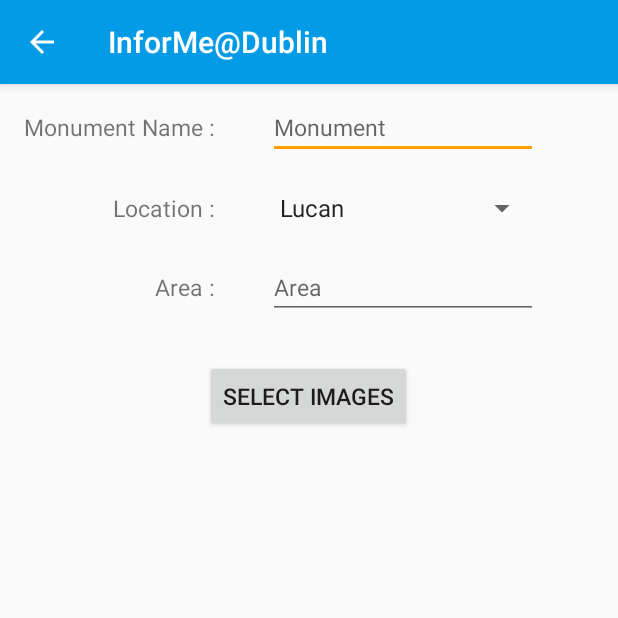
After one commit to AdamOConnor/InforMe-Dublin, an Android app: the AddInformation screen opened directly, with no data from a screen before it, on a phone screen of 412 x 824 dp, the top half of it. The commit adds this screen. Run offline under Robolectric (Android 15) with nearby library versions, the phone set to English and light mode, and no system bars.

Commit message:
starting to implement, send new historic monuments

```diff
--- a/InforMe@Dublin/app/build.gradle
+++ b/InforMe@Dublin/app/build.gradle
@@ -41,7 +41,9 @@ dependencies {
     compile 'com.android.support:cardview-v7:23.4.0'
     compile 'com.google.firebase:firebase-storage:10.0.1'
     compile 'com.android.support:support-v4:23.4.0'
+    compile 'com.android.support.constraint:constraint-layout:1.0.0-alpha8'
 }
 
 
+
 apply plugin: 'com.google.gms.google-services'
--- a/InforMe@Dublin/app/src/main/AndroidManifest.xml
+++ b/InforMe@Dublin/app/src/main/AndroidManifest.xml
@@ -48,7 +48,7 @@
             android:windowSoftInputMode="stateAlwaysHidden" />
         <activity
             android:name=".Information"
-            android:label="Local information"></activity>
+            android:label="Local information" />
         <!--
      ATTENTION: This was auto-generated to add Google Play services to your project for
      App Indexing.  See https://g.co/AppIndexing/AndroidStudio for more information.
@@ -66,7 +66,7 @@
                 android:name="android.support.PARENT_ACTIVITY"
                 android:value=".EmailPasswordAuthentication" />
         </activity>
-
+        <activity android:name=".AddInformation"></activity>
     </application>
 
 </manifest>
--- /dev/null
+++ b/InforMe@Dublin/app/src/main/java/com/example/adamoconnor/test02maps/AddInformation.java
@@ -0,0 +1,146 @@
+package com.example.adamoconnor.test02maps;
+
+import android.content.ClipData;
+import android.content.Context;
+import android.content.Intent;
+import android.database.Cursor;
+import android.net.Uri;
+import android.nfc.Tag;
+import android.provider.MediaStore;
+import android.support.v7.app.ActionBar;
+import android.support.v7.app.AppCompatActivity;
+import android.os.Bundle;
+import android.util.Log;
+import android.view.View;
+import android.widget.Button;
+import android.widget.Toast;
+
+import java.io.File;
+import java.util.ArrayList;
+import java.util.List;
+
+public class AddInformation extends AppCompatActivity {
+
+    private static final String TAG = "Add Information";
+    int PICK_IMAGE_MULTIPLE = 1;
+    String imageEncoded;
+    List<String> imagesEncodedList;
+
+    @Override
+    protected void onCreate(Bundle savedInstanceState) {
+
+        super.onCreate(savedInstanceState);
+        setContentView(R.layout.activity_newmonument);
+        setupActionBar();
+
+        Button gallery = (Button)findViewById(R.id.galleryButton);
+
+        gallery.setOnClickListener(new View.OnClickListener() {
+            @Override
+            public void onClick(View v) {
+
+                Intent intent = new Intent();
+                // Show only images, no videos or anything else
+                intent.setType("image/*");
+                intent.putExtra(Intent.EXTRA_ALLOW_MULTIPLE, true);
+                intent.setAction(Intent.ACTION_GET_CONTENT);
+                // Always show the chooser (if there are multiple options available)
+                startActivityForResult(Intent.createChooser(intent, "Select Picture"), PICK_IMAGE_MULTIPLE);
+
+            }
+        });
+    }
+
+    @Override
+    protected void onActivityResult(int requestCode, int resultCode, Intent data) {
+        try {
+            // When an Image is picked
+            if (requestCode == PICK_IMAGE_MULTIPLE && resultCode == RESULT_OK
+                    && null != data) {
+                // Get the Image from data
+
+                String[] filePathColumn = { MediaStore.Images.Media.DATA };
+                imagesEncodedList = new ArrayList<String>();
+                if(data.getData()!=null){
+
+                    Uri mImageUri=data.getData();
+
+                    // Get the cursor
+                    Cursor cursor = getContentResolver().query(mImageUri,
+                            filePathColumn, null, null, null);
+                    // Move to first row
+                    cursor.moveToFirst();
+
+                    int columnIndex = cursor.getColumnIndex(filePathColumn[0]);
+                    imageEncoded  = cursor.getString(columnIndex);
+                    cursor.close();
+
+                }else {
+                    if (data.getClipData() != null) {
+                        ClipData mClipData = data.getClipData();
+                        ArrayList<Uri> mArrayUri = new ArrayList<Uri>();
+                        for (int i = 0; i < mClipData.getItemCount(); i++) {
+
+                            ClipData.Item item = mClipData.getItemAt(i);
+                            Uri uri = item.getUri();
+                            mArrayUri.add(uri);
+                            // Get the cursor
+                            Cursor cursor = getContentResolver().query(uri, filePathColumn, null, null, null);
+                            // Move to first row
+                            cursor.moveToFirst();
+
+                            int columnIndex = cursor.getColumnIndex(filePathColumn[0]);
+                            imageEncoded  = cursor.getString(columnIndex);
+                            imagesEncodedList.add(imageEncoded);
+                            cursor.close();
+                            Log.d("LOG_TAG", "!!!!!!!!!!!!!!!!!!!!!!!!!!!!!!!!!!!!!!!!!!1" + mArrayUri.get(i));
+                        }
+
+                    }
+                }
+            } else {
+                Toast.makeText(this, "You haven't picked Image",
+                        Toast.LENGTH_LONG).show();
+            }
+        } catch (Exception e) {
+            Toast.makeText(this, "Something went wrong", Toast.LENGTH_LONG)
+                    .show();
+        }
+
+        super.onActivityResult(requestCode, resultCode, data);
+    }
+
+    private void setupActionBar() {
+        ActionBar actionBar = getSupportActionBar();
+        if (actionBar != null) {
+            // Show the Up button in the action bar.
+            actionBar.setDisplayHomeAsUpEnabled(true);
+
+        }
+    }
+
+    public static void email(Context context, String emailTo, String emailCC,
+                             String subject, String emailText, List<String> filePaths)
+    {
+        //need to "send multiple" to get more than one attachment
+        final Intent emailIntent = new Intent(Intent.ACTION_SEND_MULTIPLE);
+        emailIntent.setType("text/xml");
+        emailIntent.putExtra(android.content.Intent.EXTRA_EMAIL,
+                new String[]{emailTo});
+        emailIntent.putExtra(android.content.Intent.EXTRA_CC,
+                new String[]{emailCC});
+        emailIntent.putExtra(Intent.EXTRA_SUBJECT, subject);
+        emailIntent.putExtra(Intent.EXTRA_TEXT, emailText);
+        //has to be an ArrayList
+        ArrayList<Uri> uris = new ArrayList<Uri>();
+        //convert from paths to Android friendly Parcelable Uri's
+        for (String file : filePaths)
+        {
+            File fileIn = new File(file);
+            Uri u = Uri.fromFile(fileIn);
+            uris.add(u);
+        }
+        emailIntent.putParcelableArrayListExtra(Intent.EXTRA_STREAM, uris);
+        context.startActivity(Intent.createChooser(emailIntent, "Send mail..."));
+    }
+}
--- a/InforMe@Dublin/app/src/main/java/com/example/adamoconnor/test02maps/SettingsActivity.java
+++ b/InforMe@Dublin/app/src/main/java/com/example/adamoconnor/test02maps/SettingsActivity.java
@@ -137,7 +137,6 @@ public class SettingsActivity extends AppCompatPreferenceActivity {
 
     @Override
     public boolean onOptionsItemSelected(MenuItem item) {
-        Log.d(TAG,"1111111111111111111111"+item);
         int id = item.getItemId();
         if (id == android.R.id.home) {
             NavUtils.navigateUpFromSameTask(this);
--- /dev/null
+++ b/InforMe@Dublin/app/src/main/res/layout/activity_newmonument.xml
@@ -0,0 +1,91 @@
+<?xml version="1.0" encoding="utf-8"?>
+<RelativeLayout xmlns:android="http://schemas.android.com/apk/res/android"
+    xmlns:tools="http://schemas.android.com/tools"
+    android:layout_width="match_parent" android:layout_height="match_parent">
+
+    <TextView
+        android:id="@+id/textView"
+        android:layout_width="wrap_content"
+        android:layout_height="wrap_content"
+        android:layout_marginStart="16dp"
+        android:layout_marginTop="18dp"
+        android:text="@string/monument_namesendinfo"
+        android:textSize="15sp"
+        android:layout_alignParentTop="true"
+        android:layout_alignParentStart="true" />
+
+    <EditText
+        android:id="@+id/monumentName"
+        style="@android:style/Widget.DeviceDefault.EditText"
+        android:layout_width="wrap_content"
+        android:layout_height="wrap_content"
+        android:ems="10"
+        android:hint="Monument"
+        android:inputType="textPersonName|textFilter"
+        android:textSize="15sp"
+        tools:ignore="HardcodedText,LabelFor,RelativeOverlap"
+        android:layout_marginStart="35dp"
+        android:layout_alignBaseline="@+id/textView"
+        android:layout_alignBottom="@+id/textView"
+        android:layout_toEndOf="@+id/textView" />
+
+    <TextView
+        android:id="@+id/Location"
+        android:layout_width="wrap_content"
+        android:layout_height="wrap_content"
+        android:layout_alignEnd="@+id/textView"
+        android:layout_below="@+id/monumentName"
+        android:layout_marginTop="22dp"
+        android:text="@string/locationsendinfo"
+        android:textSize="15sp" />
+
+    <Spinner
+        android:id="@+id/locationSpinner"
+        android:layout_width="match_parent"
+        android:layout_height="wrap_content"
+        android:dropDownWidth="wrap_content"
+        android:visibility="visible"
+        android:entries="@array/items"
+        android:layout_alignBaseline="@+id/Location"
+        android:layout_alignBottom="@+id/Location"
+        android:layout_alignStart="@+id/monumentName"
+        android:layout_alignEnd="@+id/monumentName" />
+
+    <TextView
+        android:id="@+id/textView4"
+        android:layout_width="wrap_content"
+        android:layout_height="wrap_content"
+        android:layout_alignEnd="@+id/Location"
+        android:layout_below="@+id/Location"
+        android:layout_marginTop="31dp"
+        android:text="@string/areasendinfo"
+        android:textSize="15sp" />
+
+    <EditText
+        android:id="@+id/editText3"
+        android:layout_width="wrap_content"
+        android:layout_height="wrap_content"
+        android:ems="10"
+        android:hint="Area "
+        android:inputType="textPersonName"
+        android:textSize="15sp"
+        android:layout_alignBaseline="@+id/textView4"
+        android:layout_alignBottom="@+id/textView4"
+        android:layout_alignStart="@+id/locationSpinner"
+        tools:ignore="HardcodedText" />
+
+    <Button
+        android:id="@+id/galleryButton"
+        android:layout_width="wrap_content"
+        android:layout_height="wrap_content"
+        android:layout_below="@+id/editText3"
+        android:layout_centerHorizontal="true"
+        android:layout_marginTop="27dp"
+        android:elevation="0dp"
+        android:text="Select Images"
+        android:textAlignment="center"
+        android:textSize="15sp"
+        android:visibility="visible" />
+
+
+</RelativeLayout>
--- a/InforMe@Dublin/app/src/main/res/menu/settings.xml
+++ b/InforMe@Dublin/app/src/main/res/menu/settings.xml
@@ -4,5 +4,8 @@
     <item
         android:id="@+id/action_settings"
         android:title="Settings"/>
+    <item
+        android:id="@+id/action_addInformation"
+        android:title="Submit History Location"/>
 
 </menu>
--- a/InforMe@Dublin/app/src/main/res/values-land/strings.xml
+++ b/InforMe@Dublin/app/src/main/res/values-land/strings.xml
@@ -1,4 +1,11 @@
 <?xml version="1.0" encoding="utf-8"?>
 <resources>
     <string name="network_not_enabled">No Internet Connection</string>
+    <string name="location">Location</string>
+    <string name="monument">Monument</string>
+    <string name="monument_name">Monument Name</string>
+    <string name="area">Area :</string>
+    <string name="areasendinfo">Area :</string>
+    <string name="locationsendinfo">Location :</string>
+    <string name="monument_namesendinfo">Monument Name :</string>
 </resources>
--- a/InforMe@Dublin/app/src/main/res/values-v21/strings.xml
+++ b/InforMe@Dublin/app/src/main/res/values-v21/strings.xml
@@ -1,4 +1,11 @@
 <?xml version="1.0" encoding="utf-8"?>
 <resources>
     <string name="network_not_enabled">No Internet Connection</string>
+    <string name="location">Location</string>
+    <string name="monument">Monument</string>
+    <string name="monument_name">Monument Name</string>
+    <string name="area">Area :</string>
+    <string name="areasendinfo">Area :</string>
+    <string name="locationsendinfo">Location :</string>
+    <string name="monument_namesendinfo">Monument Name :</string>
 </resources>
--- a/InforMe@Dublin/app/src/main/res/values-w820dp/strings.xml
+++ b/InforMe@Dublin/app/src/main/res/values-w820dp/strings.xml
@@ -1,4 +1,11 @@
 <?xml version="1.0" encoding="utf-8"?>
 <resources>
     <string name="network_not_enabled">No Internet Connection</string>
+    <string name="location">Location</string>
+    <string name="monument">Monument</string>
+    <string name="monument_name">Monument Name</string>
+    <string name="area">Area :</string>
+    <string name="areasendinfo">Area :</string>
+    <string name="locationsendinfo">Location :</string>
+    <string name="monument_namesendinfo">Monument Name :</string>
 </resources>
--- a/InforMe@Dublin/app/src/main/res/values/array.xml
+++ b/InforMe@Dublin/app/src/main/res/values/array.xml
@@ -1,14 +1,11 @@
 <?xml version="1.0" encoding="utf-8"?>
 <resources>
-    <string-array name="listArray">
-        <item>Headings</item>
-        <item>Headings and Details</item>
-        <item>All Data</item>
-    </string-array>
-
-    <string-array name="listValues">
-        <item>1</item>
-        <item>2</item>
-        <item>3</item>
+    <string-array name="items">
+        <item>Lucan</item>
+        <item>Blanchardstown</item>
+        <item>Palmerston</item>
+        <item>Ballyfermot</item>
+        <item>Tallaght</item>
+        <item>Clondalkin</item>
     </string-array>
 </resources>
--- a/InforMe@Dublin/app/src/main/res/values/dimens.xml
+++ b/InforMe@Dublin/app/src/main/res/values/dimens.xml
@@ -7,4 +7,5 @@
     <dimen name="icon_bottom_margin">24dp</dimen>
     <dimen name="title_bottom_margin">16dp</dimen>
     <dimen name="field_width_standard">160dp</dimen>
+    <dimen name="fab_margin">16dp</dimen>
 </resources>
--- a/InforMe@Dublin/app/src/main/res/values/styles.xml
+++ b/InforMe@Dublin/app/src/main/res/values/styles.xml
@@ -21,7 +21,7 @@
     </style>
 
     <!-- Light EditTexts -->
-    <style name="ThemeOverlay.MyLightEditText" parent="ThemeOverlay.AppCompat.Dark"/>
+    <style name="ThemeOverlay.MyLightEditText" parent="ThemeOverlay.AppCompat.Dark" />
 
     <style name="ThemeOverlay.MyTextDetail" parent="AppTheme">
         <item name="android:layout_width">wrap_content</item>
@@ -44,4 +44,8 @@
         <item name="android:textSize">36sp</item>
     </style>
 
+    <style name="AppTheme.AppBarOverlay" parent="ThemeOverlay.AppCompat.Dark.ActionBar" />
+
+    <style name="AppTheme.PopupOverlay" parent="ThemeOverlay.AppCompat.Light" />
+
 </resources>
```
Also changed, not shown: InforMe@Dublin/app/src/main/java/com/example/adamoconnor/test02maps/EmailPasswordAuthentication.java (+14 -7 lines), InforMe@Dublin/app/src/main/java/com/example/adamoconnor/test02maps/Image.java (deleted, +0 -18 lines), InforMe@Dublin/app/src/main/java/com/example/adamoconnor/test02maps/MapsActivity.java (+17 -1 lines), InforMe@Dublin/app/src/main/java/com/example/adamoconnor/test02maps/Place.java (+2 -17 lines), InforMe@Dublin/app/src/main/res/layout/activity_maps.xml (+15 -3 lines), InforMe@Dublin/app/src/main/res/values/strings.xml (+5 -31 lines).
